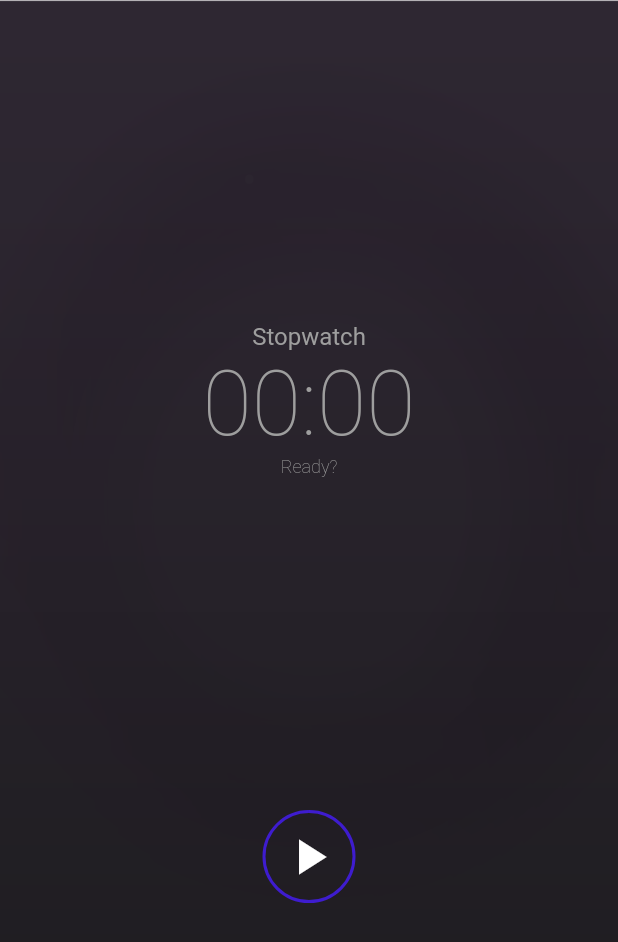
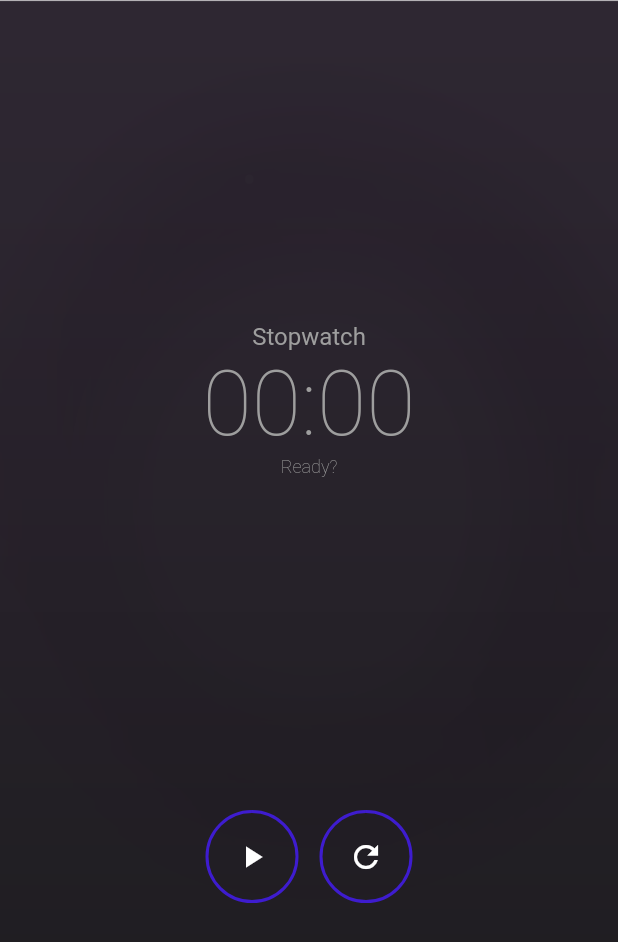
Before and after one commit to milan-ciganovic/stopwatch-app, a Flutter app: the screen it shows after launch, on a phone screen of 412 x 824 dp. Shown: the top 942 px of the screen. Run offline on Flutter 3.47's test engine with Material 2 defaults, Android fonts, the light colour scheme and no system bars; our stand-ins replace equatable, flutter_bloc, flutter_hooks, get_it, google_fonts, lottie.

Commit message:
Set reset widget in initial_widget.dart - refactor

```diff
--- a/lib/core/constants.dart
+++ b/lib/core/constants.dart
@@ -1,3 +1,4 @@
 const resetTimerKey = 'resetTimer';
 const addLapKey = 'addLap';
 const playPauseKey = 'playPause';
+const startTimerKey = 'startTimer';
--- a/lib/core/theme.dart
+++ b/lib/core/theme.dart
@@ -7,7 +7,7 @@ abstract class StopwatchTheme {
 class DeepPurpleStopwatchTheme extends StopwatchTheme {
   @override
   ThemeData get themeData => ThemeData(
-        primaryColor: Colors.deepPurple,
+        colorScheme: const ColorScheme.light(primary: Colors.white),
         textTheme: const TextTheme(
           bodyLarge: TextStyle(
             color: Colors.grey,
--- a/lib/features/bloc/stop_watch_cubit.dart
+++ b/lib/features/bloc/stop_watch_cubit.dart
@@ -30,7 +30,7 @@ class StopwatchCubit extends Cubit<StopWatchState> {
   }
 
   void resetTimer() {
-    stopTimer();
+    _stopwatch.reset();
     emit(state.copyWith(time: 0, laps: []));
   }
 
--- a/lib/features/widgets/initial_widget.dart
+++ b/lib/features/widgets/initial_widget.dart
@@ -1,5 +1,6 @@
 import 'package:flutter/material.dart';
 import 'package:flutter_hooks/flutter_hooks.dart';
+import 'package:stopwatch/core/constants.dart';
 import 'package:stopwatch/features/bloc/stop_watch_cubit.dart';
 import 'package:stopwatch/features/widgets/button_border.dart';
 import 'package:stopwatch/service_locator.dart';
@@ -24,18 +25,27 @@ class InitialWidget extends HookWidget {
           Text(displayTime, style: theme.themeData.textTheme.headlineLarge),
           Text(tr.ready, style: theme.themeData.textTheme.headlineSmall),
           const Spacer(),
-          TextButton(
-            onPressed: () {
-              _toggle(animationController);
-              getIt.get<StopwatchCubit>(instanceName: 'StopwatchCubit').startTimer();
-            },
-            child: BorderWrap(
-                animationController: animationController,
-                child: const Icon(
-                  Icons.play_arrow,
-                  size: 40,
-                  color: Colors.white,
-                )),
+          Row(
+            mainAxisAlignment: MainAxisAlignment.center,
+            children: [
+              TextButton(
+                key: const Key(startTimerKey),
+                onPressed: () {
+                  _toggle(animationController);
+                  getIt.get<StopwatchCubit>(instanceName: 'StopwatchCubit').startTimer();
+                },
+                child: BorderWrap(animationController: animationController, child: const Icon(Icons.play_arrow)),
+              ),
+              TextButton(
+                key: const Key(resetTimerKey),
+                onPressed: () {
+                  _toggle(animationController);
+
+                  getIt.get<StopwatchCubit>(instanceName: 'StopwatchCubit').resetTimer();
+                },
+                child: BorderWrap(animationController: animationController, child: const Icon(Icons.refresh)),
+              )
+            ],
           ),
           const Spacer(),
         ],
```
Also changed, not shown: lib/features/widgets/stop_watch_action_events.dart (+2 -13 lines), 2 other files. Lines whose indentation alone changed are shown as unchanged.
